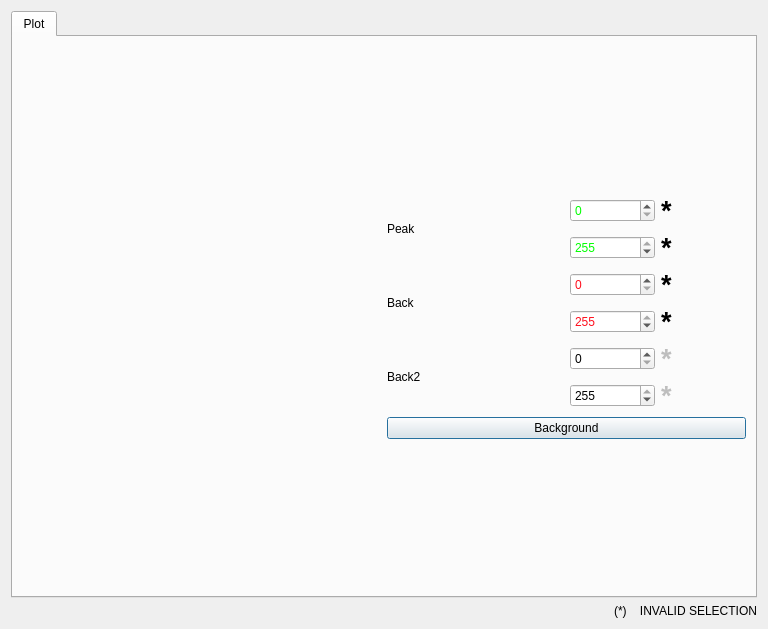
This is RefRed/interfaces/plot_dialog_refl_interface.ui in neutrons/RefRed as Qt 5 draws it before an edit. The edited form follows.
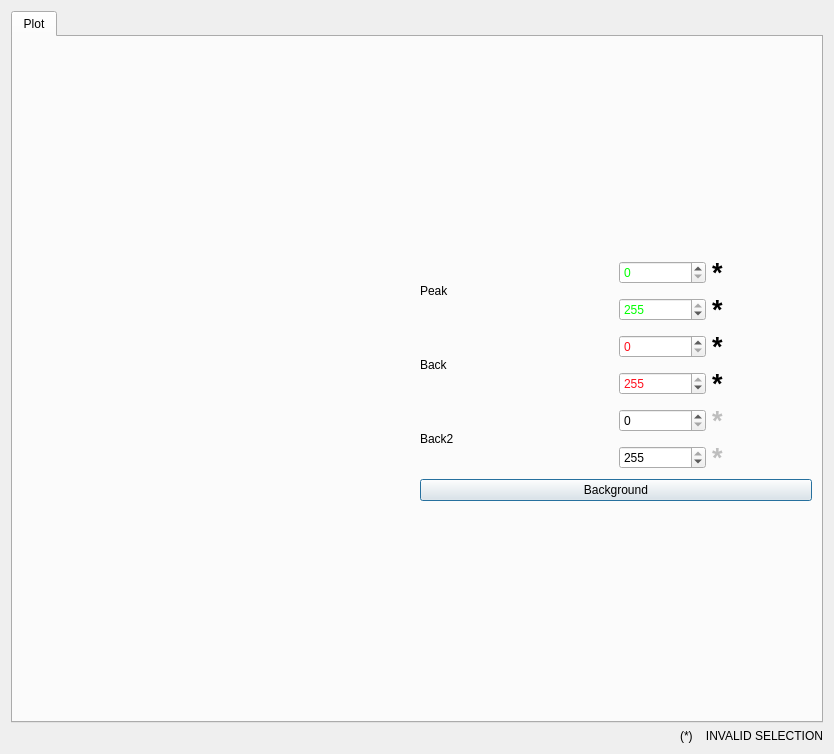
This is the edited form. Icons and pictures are not drawn. Custom widgets are drawn as their Qt base class.

Diff of the .ui file:
```diff
--- a/RefRed/interfaces/plot_dialog_refl_interface.ui
+++ b/RefRed/interfaces/plot_dialog_refl_interface.ui
@@ -6,8 +6,8 @@
    <rect>
     <x>0</x>
     <y>0</y>
-    <width>768</width>
-    <height>629</height>
+    <width>834</width>
+    <height>754</height>
    </rect>
   </property>
   <property name="windowTitle">
@@ -130,6 +130,18 @@
                  </item>
                  <item>
                   <widget class="QLabel" name="plotPeakFromLabel">
+                   <property name="sizePolicy">
+                    <sizepolicy hsizetype="Preferred" vsizetype="Preferred">
+                     <horstretch>0</horstretch>
+                     <verstretch>0</verstretch>
+                    </sizepolicy>
+                   </property>
+                   <property name="minimumSize">
+                    <size>
+                     <width>100</width>
+                     <height>0</height>
+                    </size>
+                   </property>
                    <property name="font">
                     <font>
                      <pointsize>20</pointsize>
@@ -222,6 +234,12 @@
                  </item>
                  <item>
                   <widget class="QLabel" name="plotPeakToLabel">
+                   <property name="minimumSize">
+                    <size>
+                     <width>100</width>
+                     <height>0</height>
+                    </size>
+                   </property>
                    <property name="font">
                     <font>
                      <pointsize>20</pointsize>
@@ -329,6 +347,12 @@
                    <property name="enabled">
                     <bool>true</bool>
                    </property>
+                   <property name="minimumSize">
+                    <size>
+                     <width>100</width>
+                     <height>0</height>
+                    </size>
+                   </property>
                    <property name="font">
                     <font>
                      <pointsize>20</pointsize>
@@ -421,6 +445,12 @@
                  </item>
                  <item>
                   <widget class="QLabel" name="plotBackToLabel">
+                   <property name="minimumSize">
+                    <size>
+                     <width>100</width>
+                     <height>0</height>
+                    </size>
+                   </property>
                    <property name="font">
                     <font>
                      <pointsize>20</pointsize>
@@ -467,6 +497,12 @@
                    <property name="enabled">
                     <bool>false</bool>
                    </property>
+                   <property name="minimumSize">
+                    <size>
+                     <width>100</width>
+                     <height>0</height>
+                    </size>
+                   </property>
                    <property name="font">
                     <font>
                      <pointsize>20</pointsize>
@@ -501,6 +537,12 @@
                    <property name="enabled">
                     <bool>false</bool>
                    </property>
+                   <property name="minimumSize">
+                    <size>
+                     <width>100</width>
+                     <height>0</height>
+                    </size>
+                   </property>
                    <property name="font">
                     <font>
                      <pointsize>20</pointsize>
```
